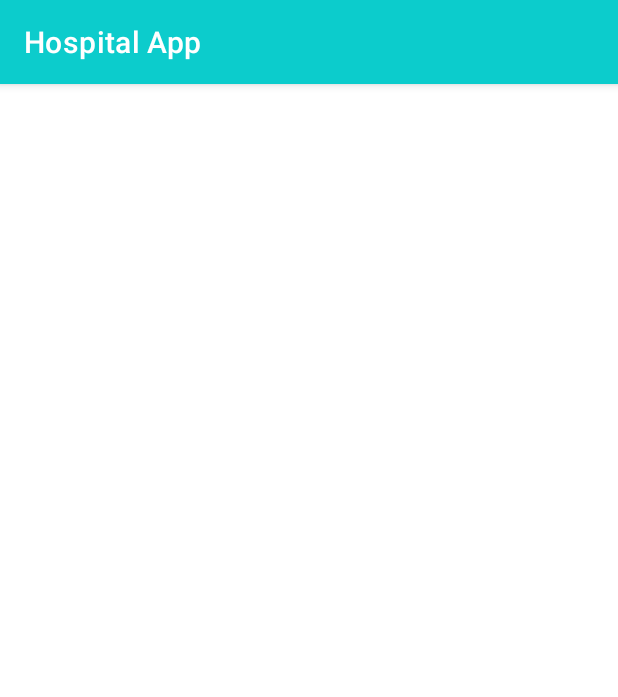
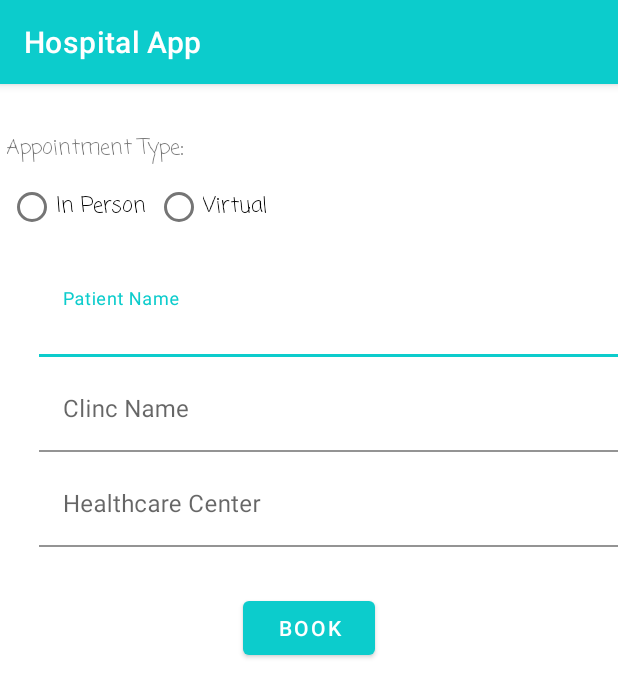
Before and after one commit to Ammarinho95/Org.Tuwaiq.Hospital.Appointment, an Android app: the BookAppointmentActivity screen opened directly, with no data from a screen before it, on a phone screen of 412 x 824 dp. Shown: the top 697 px of the screen. Run offline under Robolectric (Android 15) with nearby library versions, the phone set to English and light mode, and no system bars.

Commit message:
Done designing activity_book_appointment.xml

```diff
--- a/app/src/main/java/com/example/orgtuwaiqhospitalappointment/view/Home/HomeActivity.kt
+++ b/app/src/main/java/com/example/orgtuwaiqhospitalappointment/view/Home/HomeActivity.kt
@@ -1,12 +1,22 @@
 package com.example.orgtuwaiqhospitalappointment.view.Home
 
+import android.content.Intent
 import androidx.appcompat.app.AppCompatActivity
 import android.os.Bundle
+import android.os.Handler
 import com.example.orgtuwaiqhospitalappointment.R
+import com.example.orgtuwaiqhospitalappointment.view.BookAppointment.BookAppointmentActivity
 
 class HomeActivity : AppCompatActivity() {
     override fun onCreate(savedInstanceState: Bundle?) {
         super.onCreate(savedInstanceState)
         setContentView(R.layout.activity_home)
+
+        Handler().postDelayed({
+            var i= Intent(this,BookAppointmentActivity::class.java)
+            startActivity(i)
+
+        },3000)
+
     }
 }
--- a/app/src/main/res/layout/activity_book_appointment.xml
+++ b/app/src/main/res/layout/activity_book_appointment.xml
@@ -6,4 +6,102 @@
     android:layout_height="match_parent"
     tools:context=".view.BookAppointment.BookAppointmentActivity">
 
+    <TextView
+        android:id="@+id/textViewAppointmentType"
+        android:layout_width="222dp"
+        android:layout_height="26dp"
+        android:layout_marginStart="4dp"
+        android:layout_marginTop="32dp"
+        android:fontFamily="casual"
+        android:text="Appointment Type:"
+        app:layout_constraintStart_toStartOf="parent"
+        app:layout_constraintTop_toTopOf="parent" />
+
+    <RadioButton
+        android:id="@+id/radioButtonInperson"
+        android:layout_width="wrap_content"
+        android:layout_height="wrap_content"
+        android:layout_marginStart="5dp"
+        android:fontFamily="casual"
+        android:text="In Person"
+        app:layout_constraintStart_toStartOf="parent"
+        app:layout_constraintTop_toBottomOf="@+id/textViewAppointmentType" />
+
+    <RadioButton
+        android:id="@+id/radioButtonVirtual"
+        android:layout_width="wrap_content"
+        android:layout_height="wrap_content"
+        android:layout_marginStart="5dp"
+        android:fontFamily="casual"
+        android:text="Virtual"
+        app:layout_constraintStart_toEndOf="@+id/radioButtonInperson"
+        app:layout_constraintTop_toBottomOf="@+id/textViewAppointmentType" />
+
+    <com.google.android.material.textfield.TextInputLayout
+        android:id="@+id/textInputPatientName"
+        android:layout_width="409dp"
+        android:layout_height="wrap_content"
+        android:layout_marginStart="50dp"
+        android:layout_marginTop="20dp"
+        android:layout_marginEnd="1dp"
+        app:boxBackgroundColor="#FFFFFF"
+        app:layout_constraintEnd_toEndOf="parent"
+        app:layout_constraintStart_toStartOf="parent"
+        app:layout_constraintTop_toBottomOf="@+id/radioButtonInperson">
+
+        <com.google.android.material.textfield.TextInputEditText
+            android:layout_width="match_parent"
+            android:layout_height="wrap_content"
+            android:hint="Patient Name"
+            android:shadowColor="#FFFFFF" />
+    </com.google.android.material.textfield.TextInputLayout>
+
+    <com.google.android.material.textfield.TextInputLayout
+        android:id="@+id/textInputClincName"
+        android:layout_width="409dp"
+        android:layout_height="wrap_content"
+        android:layout_marginStart="50dp"
+        android:layout_marginTop="7dp"
+        android:layout_marginEnd="1dp"
+        app:boxBackgroundColor="#FFFFFF"
+        app:layout_constraintEnd_toEndOf="parent"
+        app:layout_constraintStart_toStartOf="parent"
+        app:layout_constraintTop_toBottomOf="@+id/textInputPatientName">
+
+        <com.google.android.material.textfield.TextInputEditText
+            android:layout_width="match_parent"
+            android:layout_height="wrap_content"
+            android:hint="Clinc Name" />
+    </com.google.android.material.textfield.TextInputLayout>
+
+    <com.google.android.material.textfield.TextInputLayout
+        android:id="@+id/textInputHealthCenter"
+        android:layout_width="409dp"
+        android:layout_height="wrap_content"
+        android:layout_marginStart="50dp"
+        android:layout_marginTop="7dp"
+        android:layout_marginEnd="1dp"
+        app:boxBackgroundColor="#FFFFFF"
+        app:layout_constraintEnd_toEndOf="parent"
+        app:layout_constraintStart_toStartOf="parent"
+        app:layout_constraintTop_toBottomOf="@+id/textInputClincName">
+
+        <com.google.android.material.textfield.TextInputEditText
+            android:layout_width="match_parent"
+            android:layout_height="wrap_content"
+            android:hint="Healthcare Center" />
+    </com.google.android.material.textfield.TextInputLayout>
+
+    <Button
+        android:id="@+id/buttonBook"
+        android:layout_width="wrap_content"
+        android:layout_height="wrap_content"
+        android:layout_marginStart="16dp"
+        android:layout_marginTop="30dp"
+        android:layout_marginEnd="16dp"
+        android:text="Book"
+        app:layout_constraintEnd_toEndOf="parent"
+        app:layout_constraintStart_toStartOf="parent"
+        app:layout_constraintTop_toBottomOf="@+id/textInputHealthCenter" />
+
 </androidx.constraintlayout.widget.ConstraintLayout>
--- a/app/src/main/res/layout/activity_log_in_page.xml
+++ b/app/src/main/res/layout/activity_log_in_page.xml
@@ -63,7 +63,7 @@
         android:layout_width="wrap_content"
         android:layout_height="wrap_content"
         android:layout_marginStart="16dp"
-        android:layout_marginTop="119dp"
+        android:layout_marginTop="28dp"
         android:layout_marginEnd="16dp"
         android:text="Login"
         app:layout_constraintEnd_toEndOf="parent"
@@ -78,7 +78,7 @@
         android:layout_width="wrap_content"
         android:layout_height="wrap_content"
         android:layout_marginStart="16dp"
-        android:layout_marginTop="20dp"
+        android:layout_marginTop="12dp"
         android:layout_marginEnd="16dp"
         android:fontFamily="casual"
         android:text="Don't have an account? Sign up now"
```
